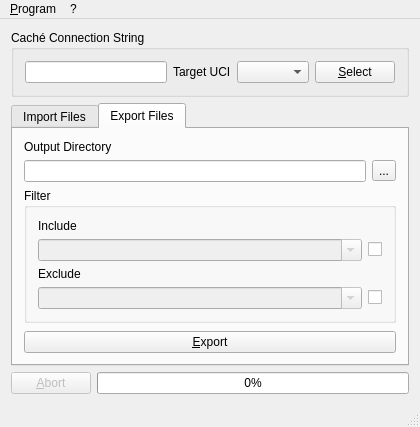
Old version of the form QtCacheTool/mainwindow.ui in the repository entwickler42/QtCache.
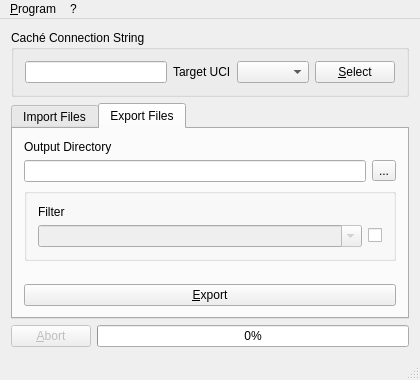
New version of the form. Icons and pictures are not drawn.

Commit message: Load export filter from configuration file

```diff
--- a/QtCacheTool/mainwindow.ui
+++ b/QtCacheTool/mainwindow.ui
@@ -7,7 +7,7 @@
     <x>0</x>
     <y>0</y>
     <width>420</width>
-    <height>420</height>
+    <height>380</height>
    </rect>
   </property>
   <property name="windowTitle">
@@ -197,15 +197,15 @@
         <item>
          <widget class="QGroupBox" name="groupBox_2">
           <property name="title">
-           <string>Filter</string>
+           <string/>
           </property>
-          <layout class="QVBoxLayout" name="verticalLayout_6">
+          <layout class="QVBoxLayout" name="verticalLayout_4">
            <item>
             <layout class="QVBoxLayout" name="verticalLayout_5">
              <item>
               <widget class="QLabel" name="label_2">
                <property name="text">
-                <string>Include</string>
+                <string>Filter</string>
                </property>
                <property name="buddy">
                 <cstring>includeFilter</cstring>
@@ -241,47 +241,6 @@
              </item>
             </layout>
            </item>
-           <item>
-            <layout class="QVBoxLayout" name="verticalLayout_4">
-             <item>
-              <widget class="QLabel" name="label">
-               <property name="text">
-                <string>Exclude</string>
-               </property>
-               <property name="buddy">
-                <cstring>excludeFilter</cstring>
-               </property>
-              </widget>
-             </item>
-             <item>
-              <layout class="QHBoxLayout" name="horizontalLayout_4">
-               <item>
-                <widget class="QComboBox" name="excludeFilter">
-                 <property name="enabled">
-                  <bool>false</bool>
-                 </property>
-                 <property name="sizePolicy">
-                  <sizepolicy hsizetype="Expanding" vsizetype="Fixed">
-                   <horstretch>0</horstretch>
-                   <verstretch>0</verstretch>
-                  </sizepolicy>
-                 </property>
-                 <property name="editable">
-                  <bool>true</bool>
-                 </property>
-                </widget>
-               </item>
-               <item>
-                <widget class="QCheckBox" name="excludeFilterEnabled">
-                 <property name="text">
-                  <string/>
-                 </property>
-                </widget>
-               </item>
-              </layout>
-             </item>
-            </layout>
-           </item>
           </layout>
          </widget>
         </item>
```
Left out of the diff: 50 changed lines with no effect on the pictures. The commit also changes 1 other file.
